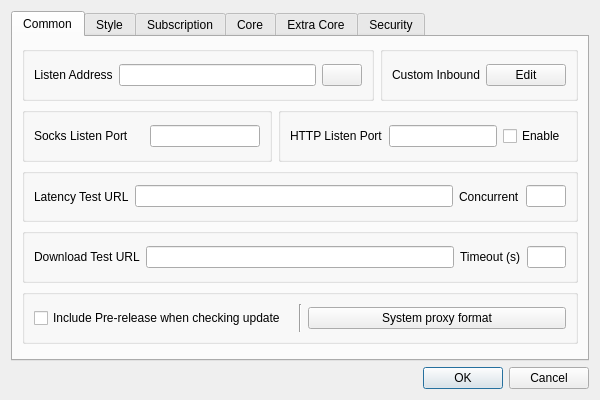
MatsuriDayo/nekoray, file ui/dialog_basic_settings.ui: the form before one commit.
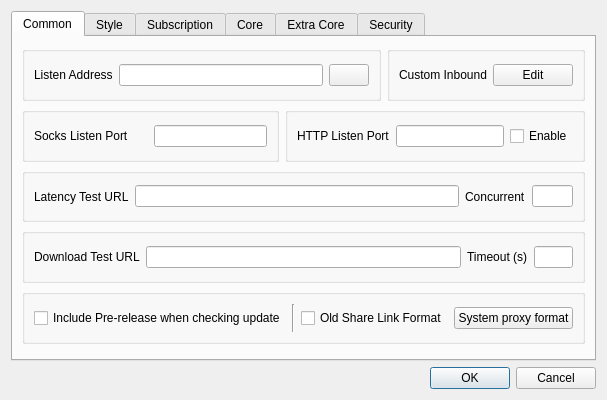
The form after the commit. Custom widgets are drawn as their Qt base class.

Commit message: feat: add ducksoft link for VMess

Diff of the .ui file:
```diff
--- a/ui/dialog_basic_settings.ui
+++ b/ui/dialog_basic_settings.ui
@@ -213,6 +213,16 @@
             </property>
            </widget>
           </item>
+          <item>
+           <widget class="QCheckBox" name="old_share_link_format">
+            <property name="toolTip">
+             <string>Share VMess Link with v2rayN Format</string>
+            </property>
+            <property name="text">
+             <string>Old Share Link Format</string>
+            </property>
+           </widget>
+          </item>
           <item>
            <widget class="QPushButton" name="sys_proxy_format">
             <property name="text">
```
The commit also changes 5 other files.
